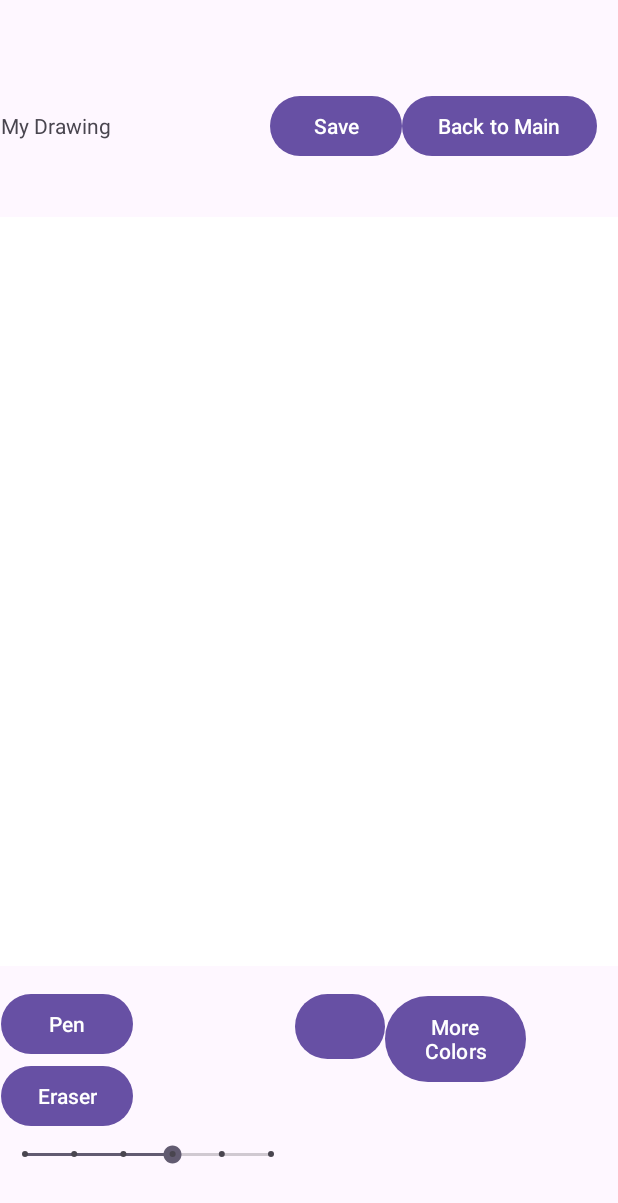
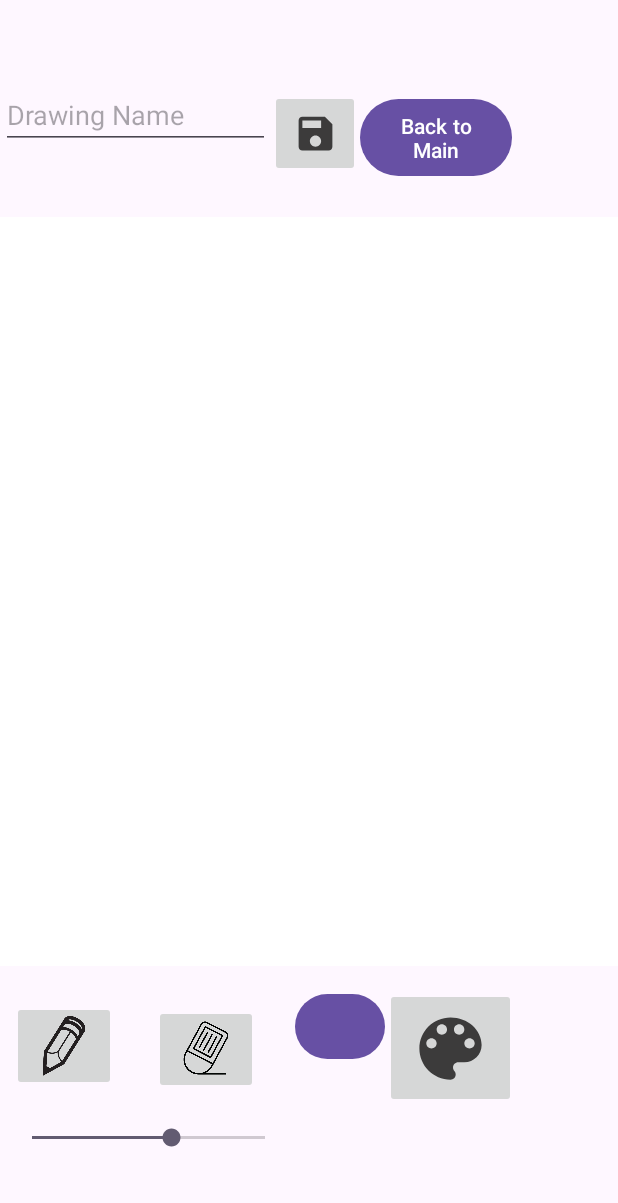
Before and after one commit to CS4530-S024/android-drawing-project-movie-theater-popcorn, an Android app: the screen it shows after launch (MainActivity), after a tap on "Start New Drawing", on a phone screen of 412 x 824 dp. Shown: the top 1203 px of the screen. Run offline under Robolectric (Android 15) with nearby library versions, the phone set to English and light mode, and no system bars.

Commit message:
Added images and started changing layout

```diff
--- /dev/null
+++ b/DrawingApp/app/src/main/res/drawable-anydpi/ic_color_palete.xml
@@ -0,0 +1,11 @@
+<vector xmlns:android="http://schemas.android.com/apk/res/android"
+    android:width="55dp"
+    android:height="55dp"
+    android:viewportWidth="24"
+    android:viewportHeight="24"
+    android:tint="#151414"
+    android:alpha="0.8">
+  <path
+      android:fillColor="@android:color/white"
+      android:pathData="M12,3c-4.97,0 -9,4.03 -9,9s4.03,9 9,9c0.83,0 1.5,-0.67 1.5,-1.5 0,-0.39 -0.15,-0.74 -0.39,-1.01 -0.23,-0.26 -0.38,-0.61 -0.38,-0.99 0,-0.83 0.67,-1.5 1.5,-1.5L16,16c2.76,0 5,-2.24 5,-5 0,-4.42 -4.03,-8 -9,-8zM6.5,12c-0.83,0 -1.5,-0.67 -1.5,-1.5S5.67,9 6.5,9 8,9.67 8,10.5 7.33,12 6.5,12zM9.5,8C8.67,8 8,7.33 8,6.5S8.67,5 9.5,5s1.5,0.67 1.5,1.5S10.33,8 9.5,8zM14.5,8c-0.83,0 -1.5,-0.67 -1.5,-1.5S13.67,5 14.5,5s1.5,0.67 1.5,1.5S15.33,8 14.5,8zM17.5,12c-0.83,0 -1.5,-0.67 -1.5,-1.5S16.67,9 17.5,9s1.5,0.67 1.5,1.5 -0.67,1.5 -1.5,1.5z"/>
+</vector>
--- /dev/null
+++ b/DrawingApp/app/src/main/res/drawable-anydpi/ic_save.xml
@@ -0,0 +1,11 @@
+<vector xmlns:android="http://schemas.android.com/apk/res/android"
+    android:width="30dp"
+    android:height="30dp"
+    android:viewportWidth="24"
+    android:viewportHeight="24"
+    android:tint="#151414"
+    android:alpha="0.8">
+  <path
+      android:fillColor="@android:color/white"
+      android:pathData="M17,3L5,3c-1.11,0 -2,0.9 -2,2v14c0,1.1 0.89,2 2,2h14c1.1,0 2,-0.9 2,-2L21,7l-4,-4zM12,19c-1.66,0 -3,-1.34 -3,-3s1.34,-3 3,-3 3,1.34 3,3 -1.34,3 -3,3zM15,9L5,9L5,5h10v4z"/>
+</vector>
--- a/DrawingApp/app/src/main/res/layout/fragment_drawing.xml
+++ b/DrawingApp/app/src/main/res/layout/fragment_drawing.xml
@@ -13,27 +13,28 @@
         android:layout_height="69dp"
         android:layout_marginTop="29dp"
         android:orientation="horizontal"
-        app:layout_constraintBottom_toTopOf="@+id/linearLayout2"
+        app:layout_constraintBottom_toTopOf="@+id/drawingToolsLayout"
         app:layout_constraintEnd_toEndOf="parent"
         app:layout_constraintStart_toStartOf="parent"
         app:layout_constraintTop_toTopOf="parent">
 
-        <TextView
+        <EditText
             android:id="@+id/imageName"
             android:layout_width="179dp"
-            android:layout_height="35dp"
-            android:text="My Drawing" />
+            android:layout_height="39dp"
+            android:hint="Drawing Name" />
 
-        <Button
+        <ImageButton
             android:id="@+id/saveButton"
-            android:layout_width="wrap_content"
-            android:layout_height="wrap_content"
+            android:layout_width="60dp"
+            android:layout_height="58dp"
+            android:src="@drawable/ic_save"
             android:text="Save" />
 
         <Button
             android:id="@+id/backButton"
-            android:layout_width="wrap_content"
-            android:layout_height="wrap_content"
+            android:layout_width="101dp"
+            android:layout_height="59dp"
             android:text="Back to Main" />
     </LinearLayout>
 
@@ -41,13 +42,13 @@
         android:id="@+id/draw_view"
         android:layout_width="414dp"
         android:layout_height="499dp"
-        app:layout_constraintBottom_toTopOf="@+id/linearLayout2"
+        app:layout_constraintBottom_toTopOf="@+id/drawingToolsLayout"
         app:layout_constraintEnd_toEndOf="parent"
         app:layout_constraintStart_toStartOf="parent"
         app:layout_constraintTop_toBottomOf="@+id/linearLayout" />
 
     <LinearLayout
-        android:id="@+id/linearLayout2"
+        android:id="@+id/drawingToolsLayout"
         android:layout_width="409dp"
         android:layout_height="131dp"
         android:layout_marginTop="499dp"
@@ -59,41 +60,66 @@
         app:layout_constraintStart_toStartOf="parent"
         app:layout_constraintTop_toBottomOf="@+id/linearLayout">
 
-        <LinearLayout
+        <androidx.constraintlayout.widget.ConstraintLayout
             android:layout_width="196dp"
-            android:layout_height="match_parent"
-            android:orientation="vertical">
+            android:layout_height="match_parent">
 
-            <Button
+            <ImageButton
                 android:id="@+id/penButton"
-                android:layout_width="wrap_content"
-                android:layout_height="wrap_content"
-                android:text="Pen" />
+                android:layout_width="69dp"
+                android:layout_height="60dp"
+                android:layout_marginStart="8dp"
+                android:layout_marginTop="11dp"
+                android:layout_marginEnd="25dp"
+                android:layout_marginBottom="14dp"
+                android:scaleType="fitCenter"
+                android:src="@drawable/pencil"
+                app:layout_constraintBottom_toTopOf="@+id/penSizeSlider"
+                app:layout_constraintEnd_toStartOf="@+id/eraserButton"
+                app:layout_constraintStart_toStartOf="parent"
+                app:layout_constraintTop_toTopOf="parent" />
 
-            <Button
+            <ImageButton
                 android:id="@+id/eraserButton"
-                android:layout_width="wrap_content"
-                android:layout_height="wrap_content"
-                android:text="Eraser" />
+                android:layout_width="69dp"
+                android:layout_height="59dp"
+                android:layout_marginTop="11dp"
+                android:layout_marginEnd="25dp"
+                android:layout_marginBottom="15dp"
+                android:scaleType="fitCenter"
+                android:src="@drawable/eraser"
+                app:layout_constraintBottom_toTopOf="@+id/penSizeSlider"
+                app:layout_constraintEnd_toEndOf="parent"
+                app:layout_constraintStart_toEndOf="@+id/penButton"
+                app:layout_constraintTop_toTopOf="parent"
+                app:layout_constraintVertical_bias="0.0" />
 
             <SeekBar
                 android:id="@+id/penSizeSlider"
-                style="@style/Widget.AppCompat.SeekBar.Discrete"
-                android:layout_width="match_parent"
-                android:layout_height="30dp"
+                android:layout_width="187dp"
+                android:layout_height="35dp"
+                android:layout_marginBottom="16dp"
                 android:max="5"
-                android:progress="3" />
-        </LinearLayout>
+                android:progress="3"
+                android:splitTrack="true"
+                app:layout_constraintBottom_toBottomOf="parent"
+                app:layout_constraintEnd_toEndOf="parent"
+                app:layout_constraintHorizontal_bias="0.555"
+                app:layout_constraintStart_toStartOf="parent"
+                app:layout_constraintTop_toBottomOf="@+id/penButton" />
+
+        </androidx.constraintlayout.widget.ConstraintLayout>
 
         <Button
             android:id="@+id/button5"
             android:layout_width="60dp"
             android:layout_height="51dp" />
 
-        <Button
+        <ImageButton
             android:id="@+id/colorSelectButton"
-            android:layout_width="94dp"
-            android:layout_height="65dp"
+            android:layout_width="87dp"
+            android:layout_height="80dp"
+            android:src="@drawable/ic_color_palete"
             android:text="More Colors" />
     </LinearLayout>
 
```
Also changed, not shown: DrawingApp/app/src/main/res/drawable-hdpi/ic_color_palete.png (added), DrawingApp/app/src/main/res/drawable-hdpi/ic_save.png (added), DrawingApp/app/src/main/res/drawable-mdpi/ic_color_palete.png (added), DrawingApp/app/src/main/res/drawable-mdpi/ic_save.png (added), DrawingApp/app/src/main/res/drawable-xhdpi/ic_color_palete.png (added), DrawingApp/app/src/main/res/drawable-xhdpi/ic_save.png (added), DrawingApp/app/src/main/res/drawable-xxhdpi/ic_color_palete.png (added), DrawingApp/app/src/main/res/drawable-xxhdpi/ic_save.png (added), DrawingApp/app/src/main/res/drawable/eraser.png (added), DrawingApp/app/src/main/res/drawable/pencil.png (added).
